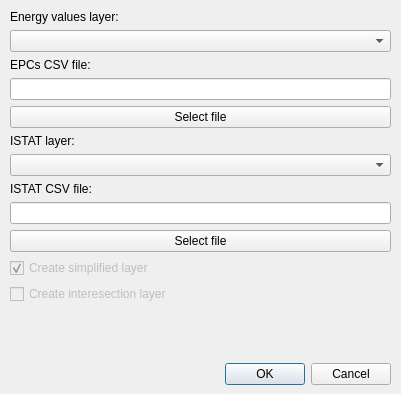
Qt form gjko-plugin/dialogs/Ui_AssignClass.ui (zanfire/qgis-utils) before a commit.
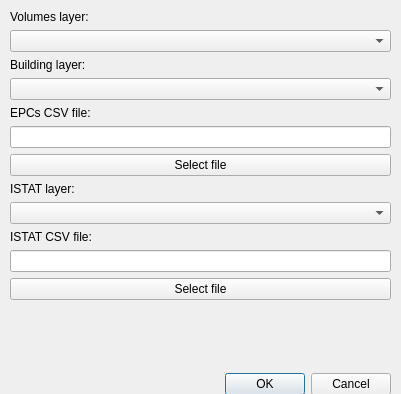
The same form after that commit.

Commit message: Restored building layer values and started re-working assign class.

What changed in the file:
```diff
--- a/gjko-plugin/dialogs/Ui_AssignClass.ui
+++ b/gjko-plugin/dialogs/Ui_AssignClass.ui
@@ -28,19 +28,36 @@
      <x>10</x>
      <y>10</y>
      <width>381</width>
-     <height>375</height>
+     <height>385</height>
     </rect>
    </property>
    <layout class="QVBoxLayout" name="verticalLayout">
     <item>
      <widget class="QLabel" name="label_4">
       <property name="text">
-       <string>Energy values layer:</string>
+       <string>Volumes layer:</string>
       </property>
      </widget>
     </item>
     <item>
-     <widget class="QComboBox" name="energyCombo">
+     <widget class="QComboBox" name="volumesCombo">
+      <property name="sizePolicy">
+       <sizepolicy hsizetype="Expanding" vsizetype="Fixed">
+        <horstretch>0</horstretch>
+        <verstretch>0</verstretch>
+       </sizepolicy>
+      </property>
+     </widget>
+    </item>
+    <item>
+     <widget class="QLabel" name="label_6">
+      <property name="text">
+       <string>Building layer:</string>
+      </property>
+     </widget>
+    </item>
+    <item>
+     <widget class="QComboBox" name="buildingCombo">
       <property name="sizePolicy">
        <sizepolicy hsizetype="Expanding" vsizetype="Fixed">
         <horstretch>0</horstretch>
@@ -100,32 +117,6 @@
       </property>
      </widget>
     </item>
-    <item>
-     <widget class="QCheckBox" name="simplifyLayerCheckBox">
-      <property name="enabled">
-       <bool>false</bool>
-      </property>
-      <property name="text">
-       <string>Create simplified layer</string>
-      </property>
-      <property name="checked">
-       <bool>true</bool>
-      </property>
-     </widget>
-    </item>
-    <item>
-     <widget class="QCheckBox" name="intersectionLayerCheckBox">
-      <property name="enabled">
-       <bool>false</bool>
-      </property>
-      <property name="text">
-       <string>Create interesection layer</string>
-      </property>
-      <property name="checked">
-       <bool>false</bool>
-      </property>
-     </widget>
-    </item>
     <item>
      <spacer name="verticalSpacer">
       <property name="orientation">
```
The commit also changes 6 other files.
